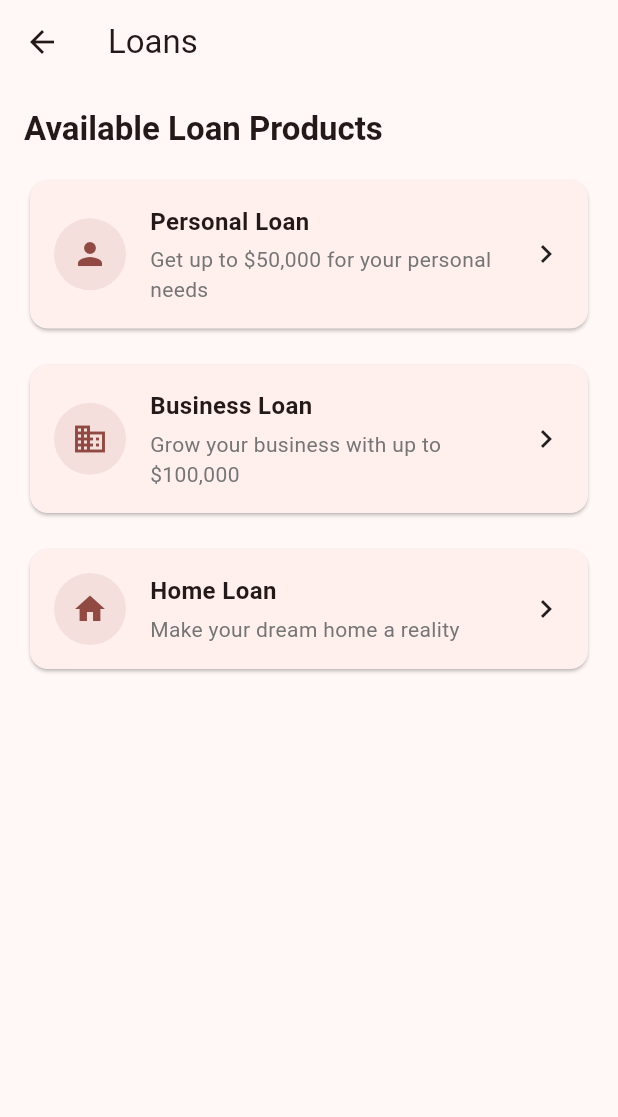
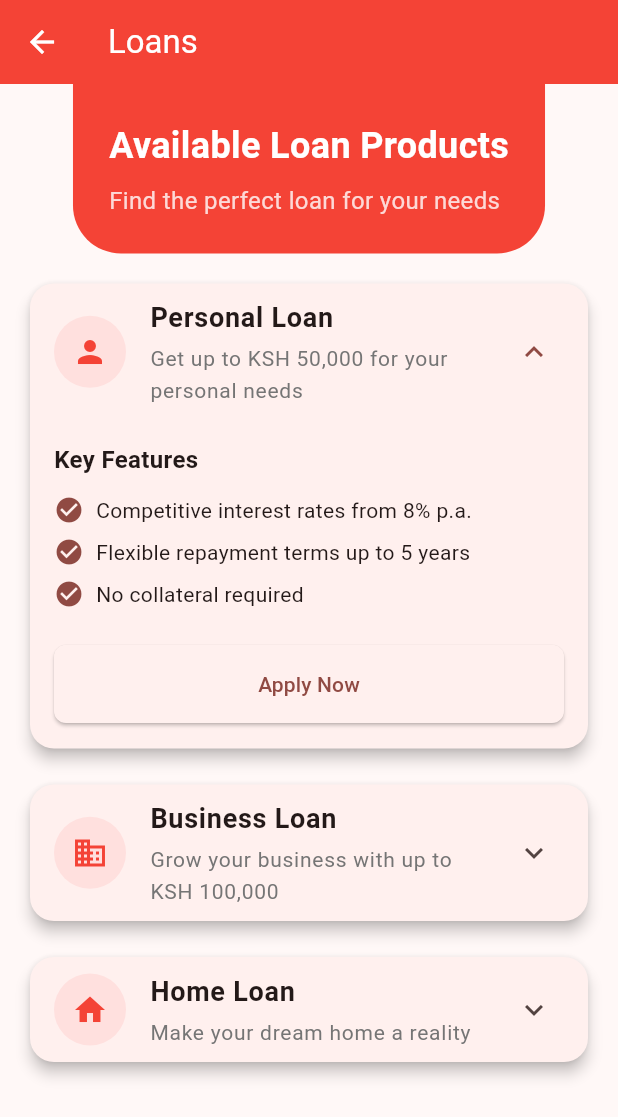
Before and after one commit to mutheejj/metrowealth, a Flutter app: the LoansPage screen opened directly, after a tap on "Personal Loan", on a phone screen of 412 x 824 dp. Shown: the top 1117 px of the screen. Run offline on Flutter 3.47's test engine with Material 3 defaults, Android fonts, the light colour scheme and no system bars; our stand-ins replace cloud_firestore, firebase_auth, firebase_core, firebase_storage, fl_chart; accounts and stored records are empty; generated files the repository leaves out were written again.

Commit message:
updated currency

```diff
--- a/lib/features/categories/presentation/pages/category_detail_page.dart
+++ b/lib/features/categories/presentation/pages/category_detail_page.dart
@@ -33,7 +33,7 @@ class CategoryDetailPage extends StatefulWidget {
 class _CategoryDetailPageState extends State<CategoryDetailPage> {
   late final CategoryRepository _categoryRepository;
   late final TransactionRepository _transactionRepository;
-  final _currencyFormat = NumberFormat.currency(symbol: '\$');
+  final _currencyFormat = NumberFormat.currency(symbol: 'KSH ');
   bool _isLoading = false;
   List<TransactionModel> _transactions = [];
   Map<String, double> _weeklySpending = {};
--- a/lib/features/home/presentation/widgets/recent_transactions.dart
+++ b/lib/features/home/presentation/widgets/recent_transactions.dart
@@ -20,7 +20,7 @@ class RecentTransactions extends StatefulWidget {
 
 class _RecentTransactionsState extends State<RecentTransactions> {
   final DatabaseService _db = DatabaseService();
-  final _currencyFormat = NumberFormat.currency(symbol: '\$');
+  final _currencyFormat = NumberFormat.currency(symbol: 'KSH ');
   final _dateFormat = DateFormat('MMM dd');
   bool _isLoading = true;
   List<TransactionModel> _transactions = [];
--- a/lib/features/loans/presentation/pages/loans_page.dart
+++ b/lib/features/loans/presentation/pages/loans_page.dart
@@ -8,31 +8,70 @@ class LoansPage extends StatelessWidget {
     return Scaffold(
       appBar: AppBar(
         title: const Text('Loans'),
+        backgroundColor: Colors.red,
+        foregroundColor: Colors.white,
+        elevation: 0,
       ),
       body: SingleChildScrollView(
-        padding: const EdgeInsets.all(16),
+        child: Column(
+          children: [
+            Container(
+              padding: const EdgeInsets.all(24),
+              decoration: const BoxDecoration(
+                color: Colors.red,
+                borderRadius: BorderRadius.only(
+                  bottomLeft: Radius.circular(32),
+                  bottomRight: Radius.circular(32),
+                ),
+              ),
               child: Column(
                 crossAxisAlignment: CrossAxisAlignment.start,
                 children: [
-            Text(
+                  const Text(
                     'Available Loan Products',
-              style: Theme.of(context).textTheme.titleLarge?.copyWith(
+                    style: TextStyle(
+                      color: Colors.white,
+                      fontSize: 24,
                       fontWeight: FontWeight.bold,
                     ),
                   ),
-            const SizedBox(height: 16),
+                  const SizedBox(height: 8),
+                  Text(
+                    'Find the perfect loan for your needs',
+                    style: TextStyle(
+                      color: Colors.white.withOpacity(0.8),
+                      fontSize: 16,
+                    ),
+                  ),
+                ],
+              ),
+            ),
+            Padding(
+              padding: const EdgeInsets.all(16),
+              child: Column(
+                children: [
                   _buildLoanCard(
                     context,
                     title: 'Personal Loan',
-              description: 'Get up to \$50,000 for your personal needs',
+                    description: 'Get up to KSH 50,000 for your personal needs',
                     icon: Icons.person,
+                    features: [
+                      'Competitive interest rates from 8% p.a.',
+                      'Flexible repayment terms up to 5 years',
+                      'No collateral required',
+                    ],
                   ),
                   const SizedBox(height: 16),
                   _buildLoanCard(
                     context,
                     title: 'Business Loan',
-              description: 'Grow your business with up to \$100,000',
+                    description: 'Grow your business with up to KSH 100,000',
                     icon: Icons.business,
+                    features: [
+                      'Interest rates from 10% p.a.',
+                      'Repayment terms up to 7 years',
+                      'Business plan assessment support',
+                    ],
                   ),
                   const SizedBox(height: 16),
                   _buildLoanCard(
@@ -40,6 +79,14 @@ class LoansPage extends StatelessWidget {
                     title: 'Home Loan',
                     description: 'Make your dream home a reality',
                     icon: Icons.home,
+                    features: [
+                      'Interest rates from 6.5% p.a.',
+                      'Loan terms up to 30 years',
+                      'Free property valuation service',
+                    ],
+                  ),
+                ],
+              ),
             ),
           ],
         ),
@@ -52,25 +99,27 @@ class LoansPage extends StatelessWidget {
     required String title,
     required String description,
     required IconData icon,
+    required List<String> features,
   }) {
     return Card(
-      child: InkWell(
-        onTap: () {
-          // TODO: Navigate to specific loan application page
-        },
-        child: Padding(
-          padding: const EdgeInsets.all(16),
-          child: Row(
+      elevation: 4,
+      shape: RoundedRectangleBorder(borderRadius: BorderRadius.circular(16)),
+      child: Theme(
+        data: Theme.of(context).copyWith(
+          dividerColor: Colors.transparent,
+        ),
+        child: ExpansionTile(
+          title: Row(
             children: [
               Container(
                 padding: const EdgeInsets.all(12),
                 decoration: BoxDecoration(
-                  color: Theme.of(context).primaryColor.withOpacity(0.1),
+                  color: Colors.redAccent.withOpacity(0.1),
                   shape: BoxShape.circle,
                 ),
                 child: Icon(
                   icon,
-                  color: Theme.of(context).primaryColor,
+                  color: Colors.red,
                   size: 24,
                 ),
               ),
@@ -82,7 +131,7 @@ class LoansPage extends StatelessWidget {
                     Text(
                       title,
                       style: const TextStyle(
-                        fontSize: 16,
+                        fontSize: 18,
                         fontWeight: FontWeight.bold,
                       ),
                     ),
@@ -97,9 +146,61 @@ class LoansPage extends StatelessWidget {
                   ],
                 ),
               ),
-              const Icon(Icons.chevron_right),
             ],
           ),
+          children: [
+            Padding(
+              padding: const EdgeInsets.all(16),
+              child: Column(
+                crossAxisAlignment: CrossAxisAlignment.start,
+                children: [
+                  const Text(
+                    'Key Features',
+                    style: TextStyle(
+                      fontSize: 16,
+                      fontWeight: FontWeight.bold,
+                    ),
+                  ),
+                  const SizedBox(height: 12),
+                  ...features.map((feature) => Padding(
+                        padding: const EdgeInsets.only(bottom: 8),
+                        child: Row(
+                          children: [
+                            Icon(
+                              Icons.check_circle,
+                              color: Theme.of(context).primaryColor,
+                              size: 20,
+                            ),
+                            const SizedBox(width: 8),
+                            Expanded(
+                              child: Text(
+                                feature,
+                                style: const TextStyle(fontSize: 14),
+                              ),
+                            ),
+                          ],
+                        ),
+                      )),
+                  const SizedBox(height: 16),
+                  SizedBox(
+                    width: double.infinity,
+                    child: ElevatedButton(
+                      onPressed: () {
+                        // TODO: Navigate to loan application page
+                      },
+                      style: ElevatedButton.styleFrom(
+                        padding: const EdgeInsets.symmetric(vertical: 16),
+                        shape: RoundedRectangleBorder(
+                          borderRadius: BorderRadius.circular(8),
+                        ),
+                      ),
+                      child: const Text('Apply Now'),
+                    ),
+                  ),
+                ],
+              ),
+            ),
+          ],
         ),
       ),
     );
--- a/lib/features/notifications/presentation/pages/notification_page.dart
+++ b/lib/features/notifications/presentation/pages/notification_page.dart
@@ -70,7 +70,7 @@ class NotificationPage extends StatelessWidget {
                   color: Colors.blue,
                   title: 'Transactions',
                   message: 'A new transaction has been registered',
-                  subtitle: 'Groceries | Pantry | -\$100.00',
+                  subtitle: 'Groceries | Pantry | -KSH 100.00',
                   time: '17:00 - April 24',
                   showSubtitle: true,
                 ),
@@ -98,7 +98,7 @@ class NotificationPage extends StatelessWidget {
                   color: Colors.blue,
                   title: 'Transactions',
                   message: 'A new transaction has been registered',
-                  subtitle: 'Food | Dinner | -\$74.65',
+                  subtitle: 'Food | Dinner | -KSH 74.65',
                   time: '17:00 - April 24',
                   showSubtitle: true,
                 ),
--- a/lib/features/payments/presentation/pages/payment_page.dart
+++ b/lib/features/payments/presentation/pages/payment_page.dart
@@ -24,7 +24,7 @@ class PaymentPage extends StatefulWidget {
 
 class _PaymentPageState extends State<PaymentPage> {
   final DatabaseService _db = DatabaseService();
-  final _currencyFormat = NumberFormat.currency(symbol: '\$');
+  final _currencyFormat = NumberFormat.currency(symbol: 'KSH ');
   bool _isLoading = true;
   List<BankAccountModel> _accounts = [];
   BankAccountModel? _selectedAccount;
--- a/lib/features/savings/presentation/pages/add_savings_goal_page.dart
+++ b/lib/features/savings/presentation/pages/add_savings_goal_page.dart
@@ -29,7 +29,7 @@ class _AddSavingsGoalPageState extends State<AddSavingsGoalPage> {
   final DatabaseService _db = DatabaseService();
   bool _isLoading = false;
 
-  final currencyFormat = NumberFormat.currency(symbol: '\$');
+  final currencyFormat = NumberFormat.currency(symbol: 'KSH ', decimalDigits: 2);
 
   @override
   void dispose() {
@@ -114,7 +114,7 @@ class _AddSavingsGoalPageState extends State<AddSavingsGoalPage> {
                           keyboardType: TextInputType.number,
                           decoration: InputDecoration(
                             labelText: 'Target Amount',
-                            prefixText: '\$ ',
+                            prefixText: 'KSH ',
                             filled: true,
                             fillColor: const Color(0xFFF0FFF0),
                             border: OutlineInputBorder(
```
Also changed, not shown: 1 other file. Lines whose indentation alone changed are shown as unchanged.
